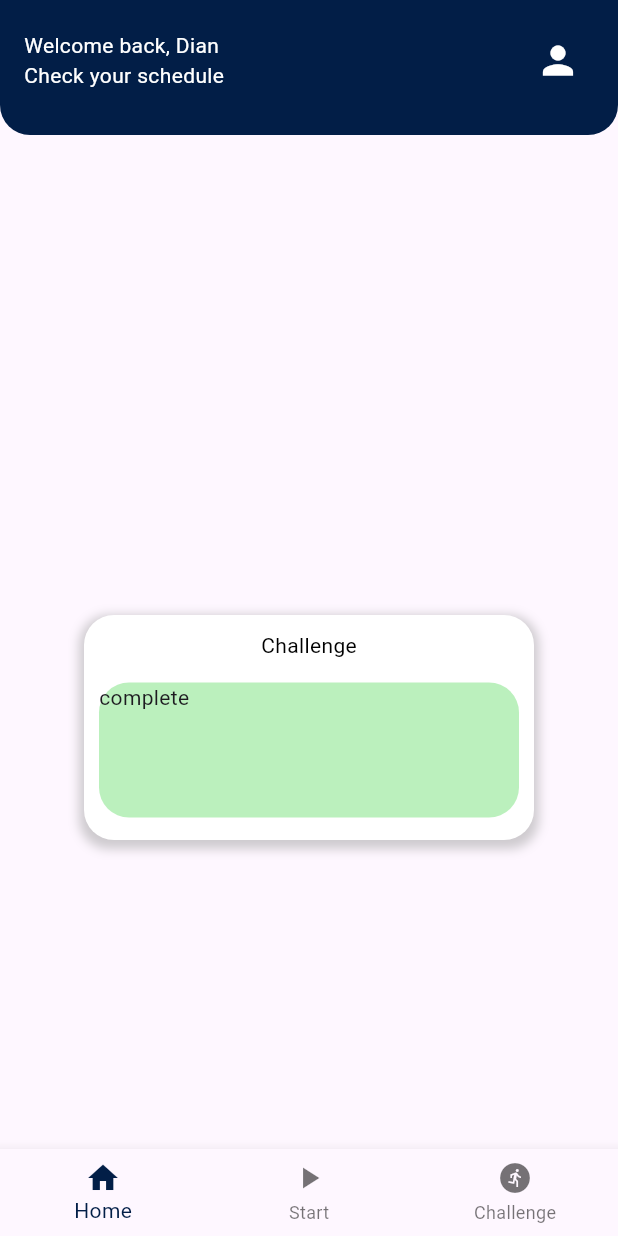
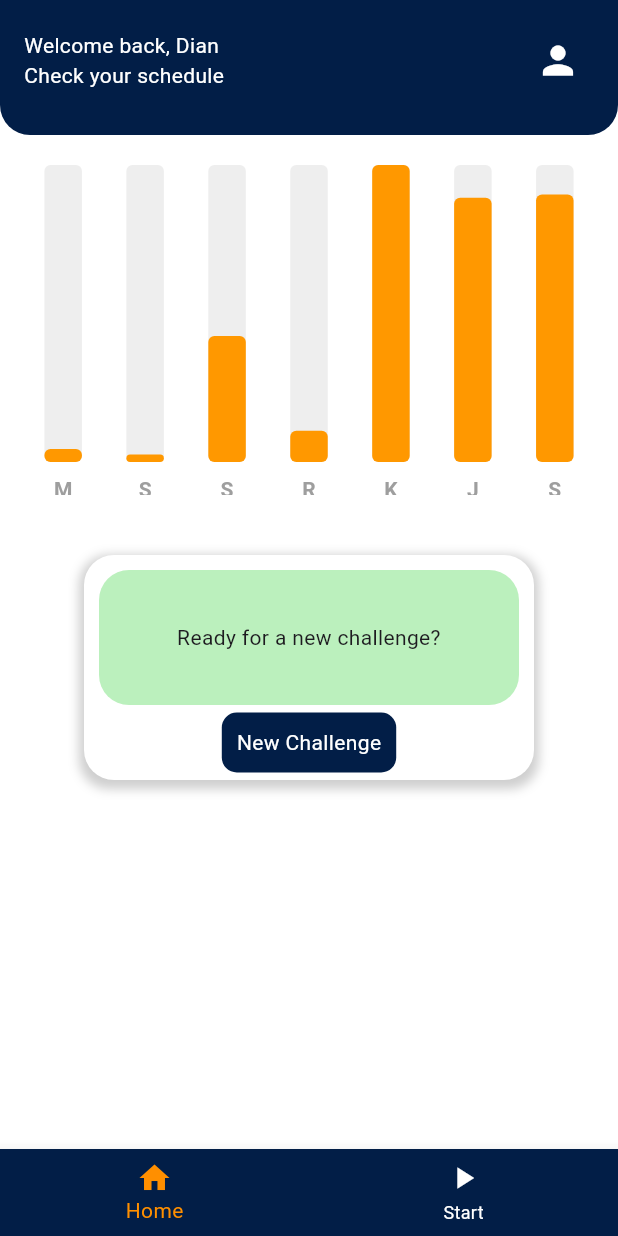
Before and after one commit to firlygrsld/pmobprak, a Flutter app: the HomeScreen screen opened directly, on a phone screen of 412 x 824 dp. Run offline on Flutter 3.47's test engine with Material 3 defaults, Android fonts, the phone set to English and light mode, and no system bars; drawn by our look-alikes of fl_chart; our stand-ins replace font_awesome_flutter.

Commit message:
Update Tugas

```diff
--- /dev/null
+++ b/pacepal/lib/BarGraph/bar_data.dart
@@ -0,0 +1,35 @@
+import 'package:pacepal/BarGraph/individual_bar.dart';
+
+class BarData {
+  final double minAmount;
+  final double senAmount;
+  final double selAmount;
+  final double rabAmount;
+  final double kamAmount;
+  final double jumAmount;
+  final double sabAmount;
+
+  BarData({
+    required this.minAmount,
+    required this.senAmount,
+    required this.selAmount,
+    required this.rabAmount,
+    required this.kamAmount,
+    required this.jumAmount,
+    required this.sabAmount,
+  });
+
+  List<IndividualBar> barData = [];
+
+  void initializeBarData() {
+    barData = [
+      IndividualBar(x: 0, y: minAmount),
+      IndividualBar(x: 1, y: senAmount),
+      IndividualBar(x: 2, y: selAmount),
+      IndividualBar(x: 3, y: rabAmount),
+      IndividualBar(x: 4, y: kamAmount),
+      IndividualBar(x: 5, y: jumAmount),
+      IndividualBar(x: 6, y: sabAmount),
+    ];
+  }
+}
--- /dev/null
+++ b/pacepal/lib/BarGraph/bar_graph.dart
@@ -0,0 +1,93 @@
+import 'package:flutter/material.dart';
+import 'package:fl_chart/fl_chart.dart';
+import 'package:pacepal/BarGraph/bar_data.dart';
+
+class MyBarGraph extends StatelessWidget {
+  final List weeklySummary;
+  final double graphHeight;
+  const MyBarGraph(
+      {super.key, required this.weeklySummary, this.graphHeight = 100});
+
+  @override
+  Widget build(BuildContext context) {
+    BarData myBarData = BarData(
+        minAmount: weeklySummary[0],
+        senAmount: weeklySummary[1],
+        selAmount: weeklySummary[2],
+        rabAmount: weeklySummary[3],
+        kamAmount: weeklySummary[4],
+        jumAmount: weeklySummary[5],
+        sabAmount: weeklySummary[6]);
+    myBarData.initializeBarData();
+    return BarChart(BarChartData(
+      maxY: 100,
+      minY: 0,
+      gridData: FlGridData(show: false),
+      borderData: FlBorderData(show: false),
+      titlesData: FlTitlesData(
+          show: true,
+          topTitles: AxisTitles(sideTitles: SideTitles(showTitles: false)),
+          leftTitles: AxisTitles(sideTitles: SideTitles(showTitles: false)),
+          rightTitles: AxisTitles(sideTitles: SideTitles(showTitles: false)),
+          bottomTitles: AxisTitles(
+              sideTitles: SideTitles(
+                  showTitles: true, getTitlesWidget: getBottomTitles))),
+      barGroups: myBarData.barData
+          .map(
+            (data) => BarChartGroupData(
+              x: data.x,
+              barRods: [
+                BarChartRodData(
+                    toY: data.y,
+                    color: Colors.orange,
+                    width: 25,
+                    borderRadius: BorderRadius.circular(4),
+                    backDrawRodData: BackgroundBarChartRodData(
+                      show: true,
+                      toY: 100,
+                      color: Colors.grey[200],
+                    ))
+              ],
+            ),
+          )
+          .toList(),
+    ));
+  }
+}
+
+Widget getBottomTitles(double value, TitleMeta meta) {
+  const style = TextStyle(
+    color: Colors.grey,
+    fontWeight: FontWeight.bold,
+    fontSize: 14,
+  );
+
+  Widget text;
+  switch (value.toInt()) {
+    case 0:
+      text = const Text('M', style: style);
+      break;
+    case 1:
+      text = const Text('S', style: style);
+      break;
+    case 2:
+      text = const Text('S', style: style);
+      break;
+    case 3:
+      text = const Text('R', style: style);
+      break;
+    case 4:
+      text = const Text('K', style: style);
+      break;
+    case 5:
+      text = const Text('J', style: style);
+      break;
+    case 6:
+      text = const Text('S', style: style);
+      break;
+    default:
+      text = const Text('', style: style);
+  }
+
+  return SideTitleWidget(child: text, axisSide: meta.axisSide);
+}
--- /dev/null
+++ b/pacepal/lib/BarGraph/individual_bar.dart
@@ -0,0 +1,6 @@
+class IndividualBar {
+  final int x;
+  final double y;
+
+  IndividualBar({required this.x, required this.y});
+}
--- a/pacepal/lib/homescreen.dart
+++ b/pacepal/lib/homescreen.dart
@@ -1,14 +1,45 @@
 import 'package:flutter/material.dart';
+import 'package:pacepal/BarGraph/bar_graph.dart';
+import 'package:pacepal/profilescreen.dart';
 import 'package:pacepal/challengescreen.dart';
-import 'package:pacepal/profilescreen.dart';
 
 class HomeScreen extends StatefulWidget {
+  const HomeScreen({Key? key}) : super(key: key);
+
   @override
-  _HomeScreenState createState() => _HomeScreenState();
+  State<HomeScreen> createState() => _HomeScreenState();
 }
 
 class _HomeScreenState extends State<HomeScreen> {
+  List<double> weeklySummary = [
+    4.40,
+    2.50,
+    42.42,
+    10.50,
+    100.20,
+    88.99,
+    90.10,
+  ];
   int _selectedIndex = 0;
+
+  static const TextStyle optionStyle =
+      TextStyle(fontSize: 30, fontWeight: FontWeight.bold);
+
+  late List<Widget> _widgetOptions;
+
+  @override
+  void initState() {
+    super.initState();
+    _widgetOptions = [
+      MyBarGraph(
+        weeklySummary: weeklySummary,
+      ),
+      Text(
+        'Index 1: Start',
+        style: optionStyle,
+      ),
+    ];
+  }
 
   void _onItemTapped(int index) {
     setState(() {
@@ -19,7 +50,9 @@ class _HomeScreenState extends State<HomeScreen> {
   @override
   Widget build(BuildContext context) {
     return Scaffold(
+      backgroundColor: Colors.white,
       body: Column(
+        crossAxisAlignment: CrossAxisAlignment.stretch,
         children: [
           Container(
             height: 90,
@@ -58,8 +91,20 @@ class _HomeScreenState extends State<HomeScreen> {
               ],
             ),
           ),
-          SizedBox(height: 300),
-          GestureDetector(
+          SizedBox(
+            height: 20,
+          ),
+          SizedBox(
+            height: 220,
+            child: Center(
+              child: _widgetOptions.elementAt(_selectedIndex),
+            ),
+          ),
+          if (_selectedIndex ==
+              0) // Menampilkan tombol "New Challenge" hanya di halaman utama
+            SizedBox(height: 20),
+          Center(
+            child: GestureDetector(
               onTap: () {
                 Navigator.push(
                   context,
@@ -87,14 +132,7 @@ class _HomeScreenState extends State<HomeScreen> {
                   height: 150,
                   child: Column(
                     children: [
-                    Padding(
-                      padding: const EdgeInsets.all(10.0),
-                      child: Text(
-                        'Challenge',
-                        style: TextStyle(color: Colors.black),
-                      ),
-                    ),
-                    SizedBox(height: 5),
+                      SizedBox(height: 10),
                       Container(
                         width: 280,
                         height: 90,
@@ -102,13 +140,31 @@ class _HomeScreenState extends State<HomeScreen> {
                           color: const Color.fromARGB(255, 187, 240, 189),
                           borderRadius: BorderRadius.all(Radius.circular(20)),
                         ),
-                      child: Text('complete', textAlign: TextAlign.start),
+                        child: Center(
+                          child: Text(
+                            "Ready for a new challenge?",
+                            textAlign: TextAlign.center,
+                          ),
+                        ),
+                      ),
+                      SizedBox(height: 5),
+                      Container(
+                        padding: const EdgeInsets.all(10.0),
+                        decoration: BoxDecoration(
+                          color: Color.fromARGB(255, 2, 30, 71),
+                          borderRadius: BorderRadius.circular(10),
+                        ),
+                        child: Text(
+                          'New Challenge',
+                          style: TextStyle(color: Colors.white),
+                        ),
                       ),
                     ],
                   ),
                 ),
               ),
-          )
+            ),
+          ),
         ],
       ),
       bottomNavigationBar: BottomNavigationBar(
@@ -121,13 +177,11 @@ class _HomeScreenState extends State<HomeScreen> {
             icon: Icon(Icons.play_arrow),
             label: 'Start',
           ),
-          BottomNavigationBarItem(
-            icon: Icon(Icons.run_circle),
-            label: 'Challenge',
-          ),
         ],
         currentIndex: _selectedIndex,
-        selectedItemColor: Color.fromARGB(255, 2, 30, 71),
+        selectedItemColor: Colors.amber[800],
+        unselectedItemColor: Colors.white,
+        backgroundColor: Color.fromARGB(255, 2, 30, 71),
         onTap: _onItemTapped,
       ),
     );
--- a/pacepal/lib/main.dart
+++ b/pacepal/lib/main.dart
@@ -1,5 +1,5 @@
 import 'package:flutter/material.dart';
-import 'package:pacepal/splashscreen.dart';
+import 'package:pacepal/homescreen.dart';
 
 void main() {
   runApp(const MyApp());
@@ -15,7 +15,7 @@ class MyApp extends StatelessWidget {
         colorScheme: ColorScheme.fromSeed(seedColor: Colors.deepPurple),
         useMaterial3: true,
       ),
-      home: SplashScreen(),
+      home: HomeScreen(),
     );
   }
 }
--- a/pacepal/pubspec.yaml
+++ b/pacepal/pubspec.yaml
@@ -38,6 +38,7 @@ dependencies:
   # Use with the CupertinoIcons class for iOS style icons.
   cupertino_icons: ^1.0.2
   google_nav_bar: ^5.0.6
+  fl_chart: ^0.60.0
 
 dev_dependencies:
   flutter_test:
```
Also changed, not shown: pacepal/lib/challengescreen.dart (+126 -53 lines), pacepal/pubspec.lock. Lines whose indentation alone changed are shown as unchanged.
